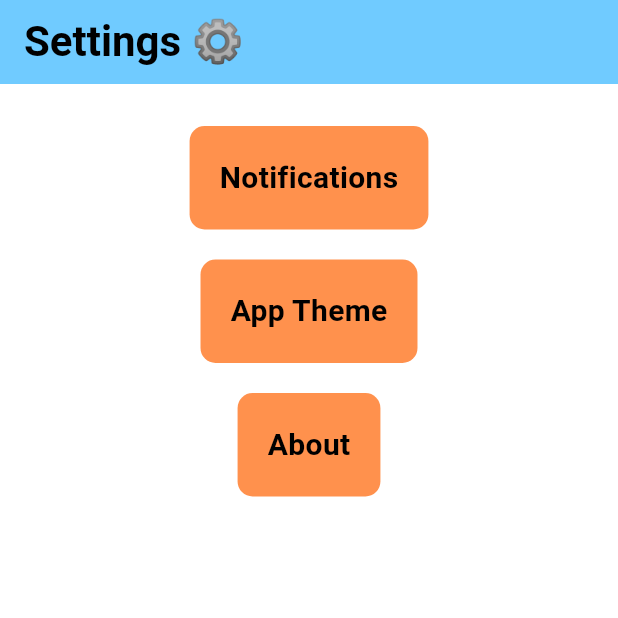
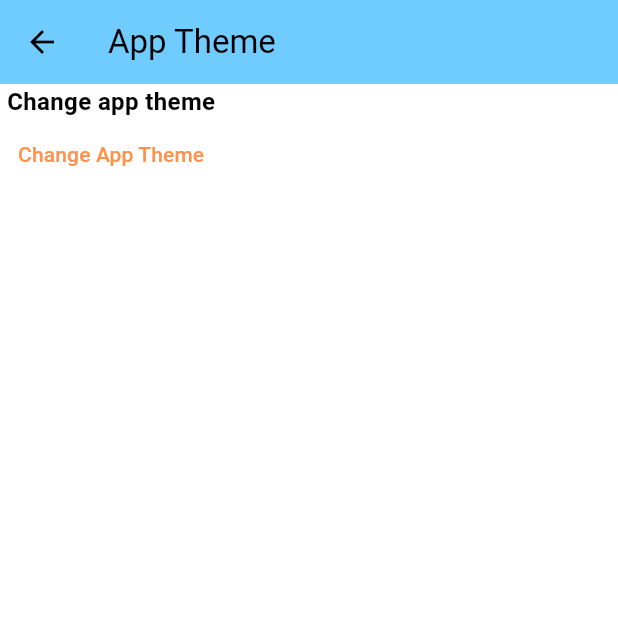
Before and after one commit to jerrychen-2018/Mood-Tracker-iOS-App, a Flutter app: the Settings screen opened directly, after a tap on "App Theme", on a phone screen of 412 x 824 dp, the top half of it. Run offline on Flutter 3.47's test engine with Material 3 defaults, Android fonts, the phone set to English and light mode, and no system bars; our stand-ins replace animated_text_kit, firebase_auth, firebase_core, flutter_local_notifications, flutter_native_timezone, flutter_svg and 11 more; missing offline and left inert: flutter_emoji; accounts and stored records are empty.

Commit message:
added toggle app theme functionality

```diff
--- a/lib/Screens/Settings/settings.dart
+++ b/lib/Screens/Settings/settings.dart
@@ -1,4 +1,5 @@
 import 'package:ebbnflow/components/NotificationSettings/settings_notification_page.dart';
+import 'package:ebbnflow/components/ThemeSettings/settings_theme_page.dart';
 import 'package:ebbnflow/components/my_settings_tile.dart';
 
 import "package:flutter/material.dart";
@@ -40,7 +41,12 @@ class _SettingsState extends State<Settings> {
                 const SizedBox(
                   height: 20,
                 ),
-                MySettingsTile(onTap: () {}, text: "App Theme"),
+                MySettingsTile(
+                    onTap: () {
+                      Navigator.of(context).push(MaterialPageRoute(
+                          builder: (context) => const ThemePage()));
+                    },
+                    text: "App Theme"),
                 const SizedBox(
                   height: 20,
                 ),
--- a/lib/Screens/Verse/emotions_words_page.dart
+++ b/lib/Screens/Verse/emotions_words_page.dart
@@ -412,7 +412,6 @@ class _EmotionWordsPageState extends State<EmotionWordsPage> {
                                     );
                                   });
 
-                              //const url = 'http://127.0.0.1:8001/';
                               const url = 'http://18.144.43.39';
 
                               var response = await http.post(Uri.parse(url),
--- /dev/null
+++ b/lib/components/ThemeSettings/settings_theme_page.dart
@@ -0,0 +1,35 @@
+import 'package:ebbnflow/models/theme_provider.dart';
+import 'package:provider/provider.dart';
+import 'package:flutter/material.dart';
+
+class ThemePage extends StatefulWidget {
+  const ThemePage({super.key});
+
+  @override
+  State<ThemePage> createState() => _ThemePageState();
+}
+
+class _ThemePageState extends State<ThemePage> {
+  @override
+  Widget build(BuildContext context) {
+    return Scaffold(
+      appBar: AppBar(title: const Text("App Theme")),
+      body: SingleChildScrollView(
+        child: Column(
+          mainAxisAlignment: MainAxisAlignment.center,
+          crossAxisAlignment: CrossAxisAlignment.center,
+          children: [
+            Text("Change app theme",
+                style: TextStyle(fontSize: 16, fontWeight: FontWeight.w600)),
+            TextButton(
+                onPressed: () {
+                  Provider.of<ThemeProvider>(context, listen: false)
+                      .toggleTheme();
+                },
+                child: Text("Change App Theme"))
+          ],
+        ),
+      ),
+    );
+  }
+}
--- a/lib/components/TimePicker/time_picker.dart
+++ b/lib/components/TimePicker/time_picker.dart
@@ -37,8 +37,8 @@ class _TimePickerState extends State<TimePicker> {
     if (payload != null && payload.isNotEmpty) {
       print('payload $payload');
 
-      navigatorKey.currentState
-          ?.pushNamedAndRemoveUntil('/bottomnavbar', (route) => false);
+      navigatorKey.currentState?.pushNamedAndRemoveUntil('/bottomnavbar',
+          (route) => (route.settings.name != '/bottomnavbar') || route.isFirst);
     }
   }
 
--- /dev/null
+++ b/lib/models/theme_provider.dart
@@ -0,0 +1,21 @@
+import "package:flutter/material.dart";
+import "package:ebbnflow/themes/theme.dart";
+
+class ThemeProvider with ChangeNotifier {
+  ThemeData _themeData = lightMode;
+
+  ThemeData get themeData => _themeData;
+
+  set themeData(ThemeData themeData) {
+    _themeData = themeData;
+    notifyListeners();
+  }
+
+  void toggleTheme() {
+    if (_themeData == lightMode) {
+      themeData = darkMode;
+    } else {
+      themeData = lightMode;
+    }
+  }
+}
```
Also changed, not shown: lib/main.dart (+9 -8 lines).
